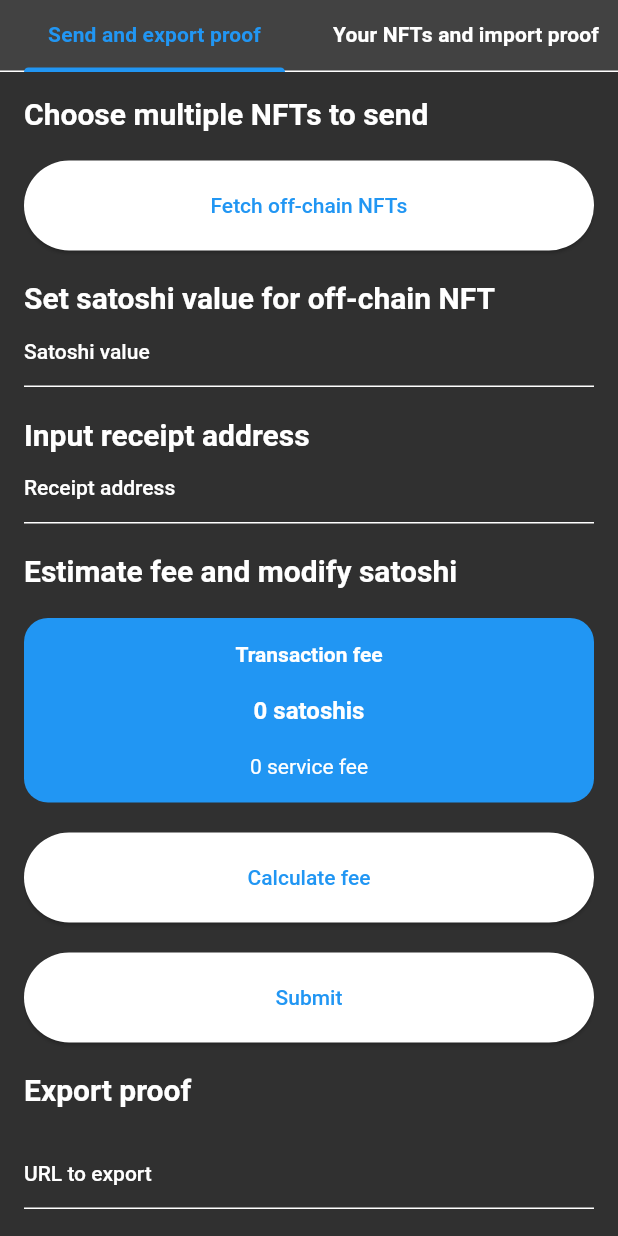
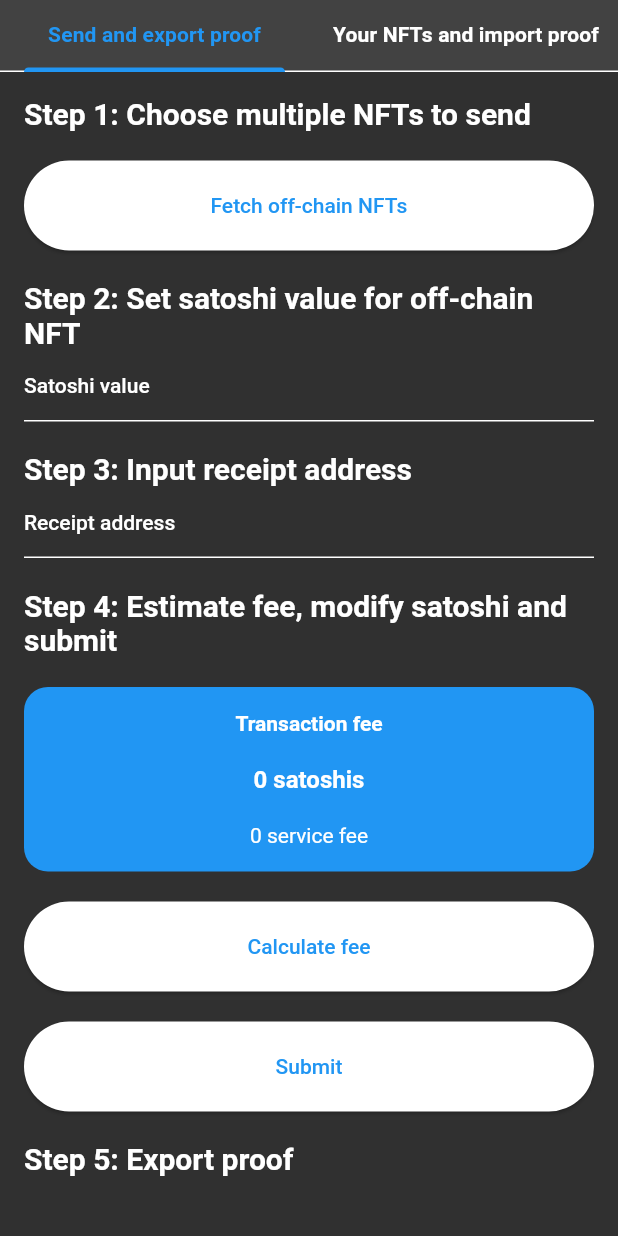
Before and after one commit to lenhatquang97/bitcoin_nft_ui, a Flutter app: the OffChainScreen screen opened directly, on a phone screen of 412 x 824 dp. Run offline on Flutter 3.47's test engine with Material 2 defaults, Android fonts, the phone set to English and light mode, and no system bars; our stand-ins replace convert, cross_file; missing offline and left inert: desktop_drop, window_size; key blocks and very long unbroken strings in the code were emptied for the run.

Commit message:
Change macOS policy and polish some bugs to make UI better

```diff
--- a/lib/features/off_chain/presentation/send_and_export_proof_screen.dart
+++ b/lib/features/off_chain/presentation/send_and_export_proof_screen.dart
@@ -19,16 +19,18 @@ class SendAndExportProofScreen extends StatefulWidget {
 }
 
 const sendAndExportProofText = 'Send and export proof';
-const chooseNftToSendText = "Choose multiple NFTs to send";
-const receiptAddressText = "Input receipt address";
+const chooseNftToSendText = "Step 1: Choose multiple NFTs to send";
+const receiptAddressText = "Step 3: Input receipt address";
 const receiptAddressTextHint = "Receipt address";
 const urlToExportText = "URL to export";
+const exportProofStepText = "Step 5: Export proof";
 const exportProofText = "Export proof";
 const submitText = "Submit";
 const outputText = "Output";
-const feeCalculationText = "Estimate fee and modify satoshi";
+const outputNoteText = "Please copy this proof into another place";
+const feeCalculationText = "Step 4: Estimate fee, modify satoshi and submit";
 const calculateFeeText = "Calculate fee";
-const satoshiValue = "Set satoshi value for off-chain NFT";
+const satoshiValue = "Step 2: Set satoshi value for off-chain NFT";
 const satoshiValueTextHint = "Satoshi value";
 const refreshText = "Fetch off-chain NFTs";
 
@@ -194,7 +196,7 @@ class _SendAndExportProofScreenState extends State<SendAndExportProofScreen> {
             ),
             const SizedBox(height: 20),
             const Text(
-              exportProofText,
+              exportProofStepText,
               style: TextStyle(fontSize: 20, fontWeight: FontWeight.bold),
             ),
             const SizedBox(
@@ -224,12 +226,14 @@ class _SendAndExportProofScreenState extends State<SendAndExportProofScreen> {
               outputText,
               style: TextStyle(fontSize: 20, fontWeight: FontWeight.bold),
             ),
+            const SizedBox(height: 10),
+            const Text(outputNoteText),
             const SizedBox(height: 20),
-            showedRes.id.isNotEmpty ? Text(showedRes.id) : const Text(""),
+            showedRes.id.isNotEmpty ? SelectableText(showedRes.id) : const Text(""),
             const SizedBox(height: 20),
-            showedRes.url.isNotEmpty ? Text(showedRes.url) : const Text(""),
+            showedRes.url.isNotEmpty ? SelectableText(showedRes.url) : const Text(""),
             const SizedBox(height: 20),
-            showedRes.memo.isNotEmpty ? Text(showedRes.memo) : const Text(""),
+            showedRes.memo.isNotEmpty ? SelectableText(showedRes.memo) : const Text(""),
           ],
         ),
       ),
--- a/lib/features/settings/settings_screen.dart
+++ b/lib/features/settings/settings_screen.dart
@@ -25,7 +25,7 @@ class _SettingsScreenState extends State<SettingsScreen> {
                   mainAxisAlignment: MainAxisAlignment.spaceBetween,
                   children: [
                     const Expanded(
-                      flex: 2,
+                      flex: 1,
                       child: Text(
                         "Your base address",
                         style:
--- a/pubspec.yaml
+++ b/pubspec.yaml
@@ -45,6 +45,10 @@ dependencies:
   carousel_slider: ^4.2.1
   path_provider: ^2.0.15
   mime: ^1.0.4
+  window_size:
+    git:
+      url: https://github.com/google/flutter-desktop-embedding
+      path: plugins/window_size
 
 
 dev_dependencies:
```
Also changed, not shown: lib/features/dashboard/presentation/dashboard_screen.dart (+1 -10 lines), lib/features/off_chain/presentation/see_offchain_nft_screen.dart (+16 -6 lines), lib/features/on_chain/presentation/see_your_nft_screen.dart (+23 -9 lines), lib/features/on_chain/presentation/send_inscription.dart (+6 -6 lines), lib/main.dart (+7 -0 lines), lib/ui/file_renderer.dart (+10 -6 lines), lib/ui/web_renderer.dart (added, +64 -0 lines), pubspec.lock, 8 other files.
